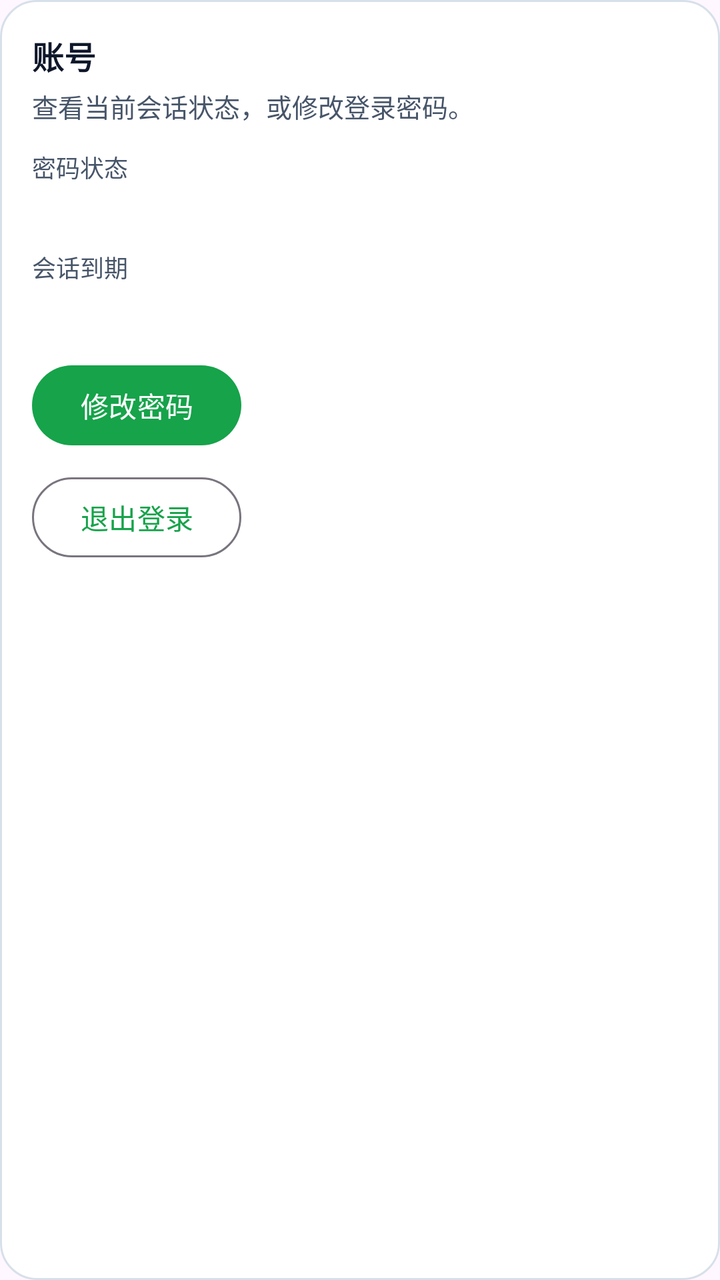
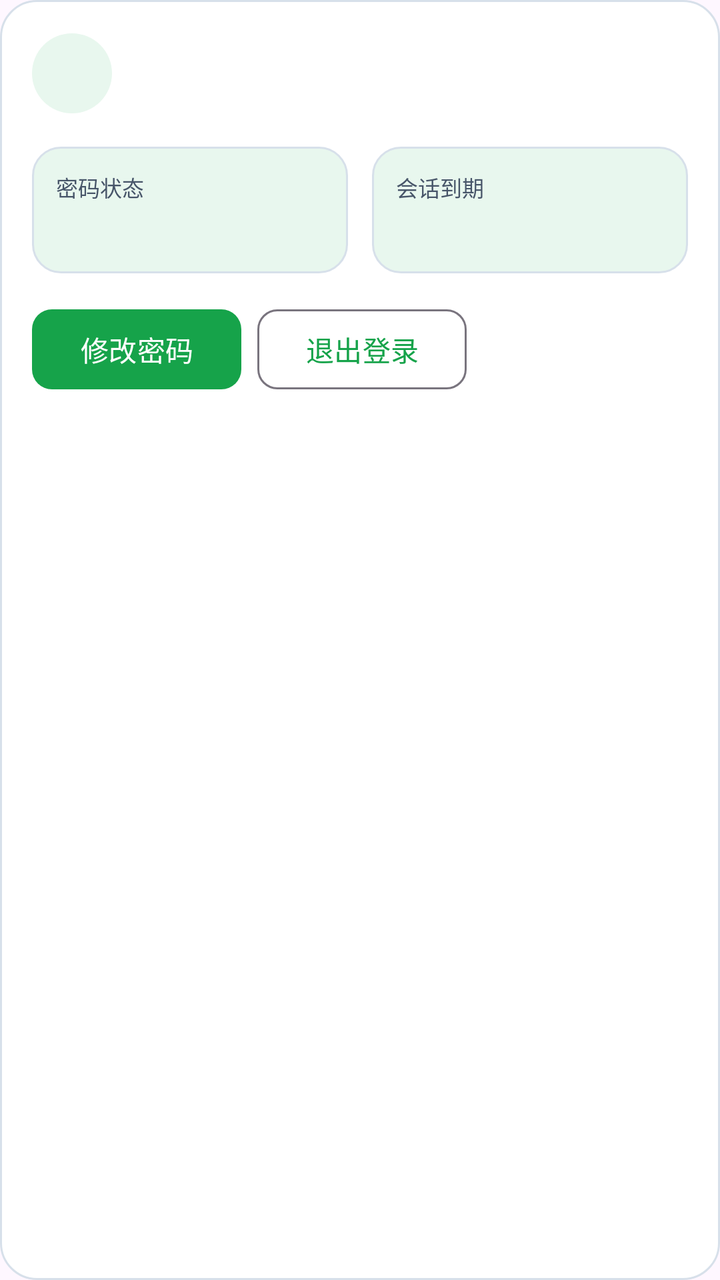

Before-and-after screenshots of an Android layout around one commit, followed by the original layout XML and the change that was made.
<!-- AndroidManifest.xml: application theme Theme.CloudPhone -->
<!-- res/layout/settings_section_account.xml -->
<?xml version="1.0" encoding="utf-8"?>
<LinearLayout xmlns:android="http://schemas.android.com/apk/res/android"
    android:layout_width="match_parent"
    android:layout_height="wrap_content"
    android:layout_marginTop="16dp"
    android:background="@drawable/bg_auth_card"
    android:orientation="vertical"
    android:padding="16dp">

    <TextView
        android:layout_width="wrap_content"
        android:layout_height="wrap_content"
        android:text="@string/settings_section_account_title"
        android:textColor="@color/auth_text_primary"
        android:textSize="16sp"
        android:textStyle="bold" />

    <TextView
        android:layout_width="match_parent"
        android:layout_height="wrap_content"
        android:layout_marginTop="4dp"
        android:text="@string/settings_section_account_desc"
        android:textColor="@color/auth_text_secondary"
        android:textSize="13sp" />

    <TextView
        android:layout_width="wrap_content"
        android:layout_height="wrap_content"
        android:layout_marginTop="12dp"
        android:text="@string/settings_password_status"
        android:textColor="@color/auth_text_secondary"
        android:textSize="12sp" />

    <TextView
        android:id="@+id/textPasswordStatus"
        android:layout_width="match_parent"
        android:layout_height="wrap_content"
        android:layout_marginTop="2dp"
        android:textColor="@color/auth_text_primary"
        android:textSize="15sp" />

    <TextView
        android:layout_width="wrap_content"
        android:layout_height="wrap_content"
        android:layout_marginTop="10dp"
        android:text="@string/settings_session_expiry"
        android:textColor="@color/auth_text_secondary"
        android:textSize="12sp" />

    <TextView
        android:id="@+id/textSessionExpiry"
        android:layout_width="match_parent"
        android:layout_height="wrap_content"
        android:layout_marginTop="2dp"
        android:textColor="@color/auth_text_primary"
        android:textSize="15sp" />

    <com.google.android.material.button.MaterialButton
        android:id="@+id/buttonChangePassword"
        android:layout_width="wrap_content"
        android:layout_height="wrap_content"
        android:layout_marginTop="14dp"
        android:text="@string/settings_change_password_action" />

    <com.google.android.material.button.MaterialButton
        android:id="@+id/buttonLogout"
        style="@style/Widget.Material3.Button.OutlinedButton"
        android:layout_width="wrap_content"
        android:layout_height="wrap_content"
        android:layout_marginTop="8dp"
        android:text="@string/settings_logout" />
</LinearLayout>
<!-- resources referenced by this layout -->
<resources>
  <color name="auth_text_primary">#0F172A</color>
  <color name="auth_text_secondary">#475569</color>
  <!-- drawable bg_auth_card (drawable) -->
  <?xml version="1.0" encoding="utf-8"?>
  <shape xmlns:android="http://schemas.android.com/apk/res/android"
      android:shape="rectangle">
      <solid android:color="@color/auth_surface" />
      <corners android:radius="18dp" />
      <stroke
          android:width="1dp"
          android:color="@color/auth_line" />
  </shape>
  <string name="settings_change_password_action">修改密码</string>
  <string name="settings_logout">退出登录</string>
  <string name="settings_password_status">密码状态</string>
  <string name="settings_section_account_desc">查看当前会话状态，或修改登录密码。</string>
  <string name="settings_section_account_title">账号</string>
  <string name="settings_session_expiry">会话到期</string>
  <style name="Theme.CloudPhone" parent="Base.Theme.CloudPhone" />
  <color name="auth_surface">#FFFFFF</color>
  <color name="auth_line">#D7E0EA</color>
  <style name="Base.Theme.CloudPhone" parent="Theme.Material3.DayNight.NoActionBar">
          <item name="colorPrimary">@color/auth_primary</item>
          <item name="android:statusBarColor">@color/auth_background</item>
          <item name="android:navigationBarColor">@color/auth_background</item>
          <item name="android:windowLightStatusBar">true</item>
          <item name="android:windowLightNavigationBar">true</item>
      </style>
  <color name="auth_primary">#16A34A</color>
  <color name="auth_background">#EEF2F7</color>
</resources>

<!-- the commit's change to res/layout/settings_section_account.xml (unified diff, before → after) -->
@@ -1,72 +1,143 @@
+<?xml version="1.0" encoding="utf-8"?>
+<LinearLayout xmlns:android="http://schemas.android.com/apk/res/android"
+    xmlns:app="http://schemas.android.com/apk/res-auto"
+    android:layout_width="match_parent"
+    android:layout_height="wrap_content"
+    android:layout_marginTop="14dp"
+    android:background="@drawable/bg_auth_card"
+    android:orientation="vertical"
+    android:padding="16dp">
+
+    <include layout="@layout/include_settings_section_header" />
+
+    <LinearLayout
+        android:layout_width="match_parent"
+        android:layout_height="wrap_content"
+        android:layout_marginTop="4dp"
+        android:baselineAligned="false"
+        android:orientation="horizontal">
+
+        <LinearLayout
+            android:layout_width="0dp"
+            android:layout_height="wrap_content"
+            android:layout_marginEnd="6dp"
+            android:layout_weight="1"
+            android:background="@drawable/bg_settings_stat_chip"
+            android:orientation="vertical"
+            android:padding="12dp">
+
+            <TextView
+                android:layout_width="wrap_content"
+                android:layout_height="wrap_content"
+                android:text="@string/settings_password_status"
+                android:textColor="@color/auth_text_secondary"
+                android:textSize="11sp" />
+
+            <TextView
+                android:id="@+id/textPasswordStatus"
+                android:layout_width="match_parent"
+                android:layout_height="wrap_content"
+                android:layout_marginTop="4dp"
+                android:textColor="@color/auth_text_primary"
+                android:textSize="14sp"
+                android:textStyle="bold" />
+        </LinearLayout>
+
+        <LinearLayout
+            android:layout_width="0dp"
+            android:layout_height="wrap_content"
+            android:layout_marginStart="6dp"
+            android:layout_weight="1"
+            android:background="@drawable/bg_settings_stat_chip"
+            android:orientation="vertical"
+            android:padding="12dp">
+
+            <TextView
+                android:layout_width="wrap_content"
+                android:layout_height="wrap_content"
+                android:text="@string/settings_session_expiry"
+                android:textColor="@color/auth_text_secondary"
+                android:textSize="11sp" />
+
+            <TextView
+                android:id="@+id/textSessionExpiry"
+                android:layout_width="match_parent"
+                android:layout_height="wrap_content"
+                android:layout_marginTop="4dp"
+                android:textColor="@color/auth_text_primary"
+                android:textSize="14sp"
+                android:textStyle="bold" />
+        </LinearLayout>
+    </LinearLayout>
+
+    <LinearLayout
+        android:layout_width="match_parent"
+        android:layout_height="wrap_content"
+        android:layout_marginTop="14dp"
+        android:gravity="start"
+        android:orientation="horizontal">
+
+        <com.google.android.material.button.MaterialButton
+            android:id="@+id/buttonChangePassword"
+            android:layout_width="wrap_content"
+            android:layout_height="wrap_content"
+            android:text="@string/settings_change_password_action"
+            app:cornerRadius="10dp" />
+
+        <com.google.android.material.button.MaterialButton
+            android:id="@+id/buttonLogout"
+            style="@style/Widget.Material3.Button.OutlinedButton"
+            android:layout_width="wrap_content"
+            android:layout_height="wrap_content"
+            android:layout_marginStart="8dp"
+            android:text="@string/settings_logout"
+            app:cornerRadius="10dp" />
+    </LinearLayout>
+</LinearLayout>
+<!-- res/layout/include_settings_section_header.xml (included above) -->
 <?xml version="1.0" encoding="utf-8"?>
 <LinearLayout xmlns:android="http://schemas.android.com/apk/res/android"
     android:layout_width="match_parent"
     android:layout_height="wrap_content"
-    android:layout_marginTop="16dp"
-    android:background="@drawable/bg_auth_card"
-    android:orientation="vertical"
-    android:padding="16dp">
+    android:gravity="center_vertical"
+    android:orientation="horizontal"
+    android:paddingBottom="12dp">
 
-    <TextView
-        android:layout_width="wrap_content"
+    <FrameLayout
+        android:layout_width="40dp"
+        android:layout_height="40dp"
+        android:background="@drawable/bg_settings_icon_circle">
+
+        <ImageView
+            android:id="@+id/imageSectionIcon"
+            android:layout_width="22dp"
+            android:layout_height="22dp"
+            android:layout_gravity="center"
+            android:contentDescription="@null"
+            android:importantForAccessibility="no" />
+    </FrameLayout>
+
+    <LinearLayout
+        android:layout_width="0dp"
         android:layout_height="wrap_content"
-        android:text="@string/settings_section_account_title"
-        android:textColor="@color/auth_text_primary"
-        android:textSize="16sp"
-        android:textStyle="bold" />
+        android:layout_marginStart="12dp"
+        android:layout_weight="1"
+        android:orientation="vertical">
 
-    <TextView
-        android:layout_width="match_parent"
-        android:layout_height="wrap_content"
-        android:layout_marginTop="4dp"
-        android:text="@string/settings_section_account_desc"
-        android:textColor="@color/auth_text_secondary"
-        android:textSize="13sp" />
+        <TextView
+            android:id="@+id/textSectionTitle"
+            android:layout_width="match_parent"
+            android:layout_height="wrap_content"
+            android:textColor="@color/auth_text_primary"
+            android:textSize="16sp"
+            android:textStyle="bold" />
 
-    <TextView
-        android:layout_width="wrap_content"
-        android:layout_height="wrap_content"
-        android:layout_marginTop="12dp"
-        android:text="@string/settings_password_status"
-        android:textColor="@color/auth_text_secondary"
-        android:textSize="12sp" />
-
-    <TextView
-        android:id="@+id/textPasswordStatus"
-        android:layout_width="match_parent"
-        android:layout_height="wrap_content"
-        android:layout_marginTop="2dp"
-        android:textColor="@color/auth_text_primary"
-        android:textSize="15sp" />
-
-    <TextView
-        android:layout_width="wrap_content"
-        android:layout_height="wrap_content"
-        android:layout_marginTop="10dp"
-        android:text="@string/settings_session_expiry"
-        android:textColor="@color/auth_text_secondary"
-        android:textSize="12sp" />
-
-    <TextView
-        android:id="@+id/textSessionExpiry"
-        android:layout_width="match_parent"
-        android:layout_height="wrap_content"
-        android:layout_marginTop="2dp"
-        android:textColor="@color/auth_text_primary"
-        android:textSize="15sp" />
-
-    <com.google.android.material.button.MaterialButton
-        android:id="@+id/buttonChangePassword"
-        android:layout_width="wrap_content"
-        android:layout_height="wrap_content"
-        android:layout_marginTop="14dp"
-        android:text="@string/settings_change_password_action" />
-
-    <com.google.android.material.button.MaterialButton
-        android:id="@+id/buttonLogout"
-        style="@style/Widget.Material3.Button.OutlinedButton"
-        android:layout_width="wrap_content"
-        android:layout_height="wrap_content"
-        android:layout_marginTop="8dp"
-        android:text="@string/settings_logout" />
+        <TextView
+            android:id="@+id/textSectionDesc"
+            android:layout_width="match_parent"
+            android:layout_height="wrap_content"
+            android:layout_marginTop="2dp"
+            android:textColor="@color/auth_text_secondary"
+            android:textSize="13sp" />
+    </LinearLayout>
 </LinearLayout>
<!-- resource entries referenced after the edit -->
@@ -12,15 +12,33 @@
           android:width="1dp"
           android:color="@color/auth_line" />
   </shape>
+  <!-- drawable bg_settings_icon_circle (drawable) -->
+  <?xml version="1.0" encoding="utf-8"?>
+  <shape xmlns:android="http://schemas.android.com/apk/res/android"
+      android:shape="oval">
+      <solid android:color="@color/auth_accent_soft" />
+      <size
+          android:width="40dp"
+          android:height="40dp" />
+  </shape>
+  <!-- drawable bg_settings_stat_chip (drawable) -->
+  <?xml version="1.0" encoding="utf-8"?>
+  <shape xmlns:android="http://schemas.android.com/apk/res/android"
+      android:shape="rectangle">
+      <solid android:color="@color/auth_accent_soft" />
+      <corners android:radius="14dp" />
+      <stroke
+          android:width="1dp"
+          android:color="@color/auth_line" />
+  </shape>
   <string name="settings_change_password_action">修改密码</string>
   <string name="settings_logout">退出登录</string>
   <string name="settings_password_status">密码状态</string>
-  <string name="settings_section_account_desc">查看当前会话状态，或修改登录密码。</string>
-  <string name="settings_section_account_title">账号</string>
   <string name="settings_session_expiry">会话到期</string>
   <style name="Theme.CloudPhone" parent="Base.Theme.CloudPhone" />
   <color name="auth_surface">#FFFFFF</color>
   <color name="auth_line">#D7E0EA</color>
+  <color name="auth_accent_soft">#E8F7EE</color>
   <style name="Base.Theme.CloudPhone" parent="Theme.Material3.DayNight.NoActionBar">
           <item name="colorPrimary">@color/auth_primary</item>
           <item name="android:statusBarColor">@color/auth_background</item>
